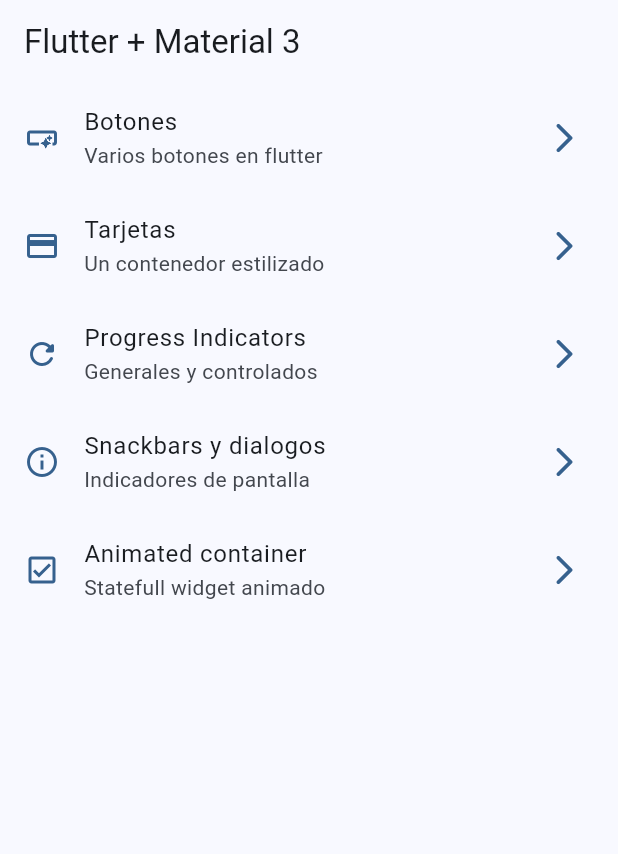
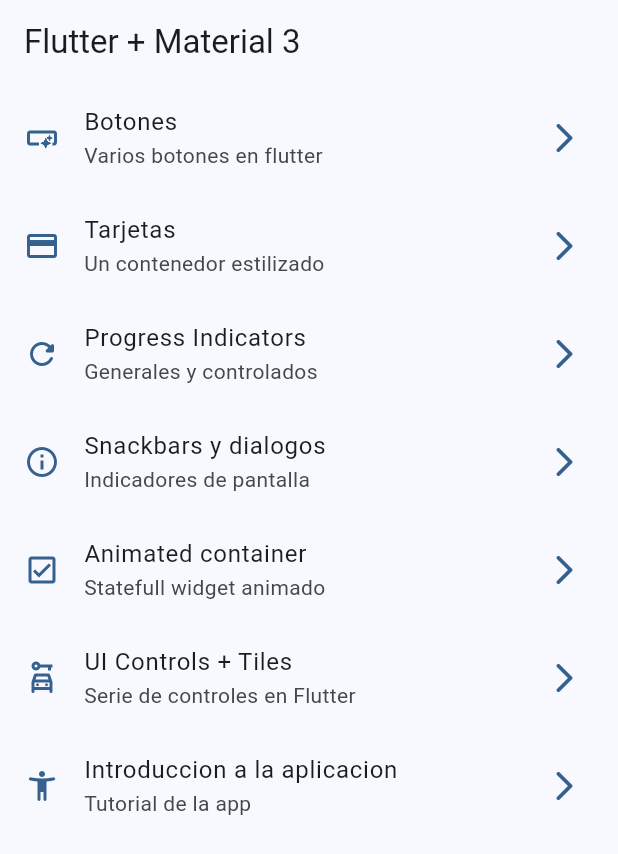
Before and after one commit to diegoteran95/widgets_app, a Flutter app: the screen it shows after launch, on a phone screen of 412 x 824 dp. Shown: the top 854 px of the screen. Run offline on Flutter 3.47's test engine with Material 3 defaults, Android fonts, the phone set to English and light mode, and no system bars; our stand-ins replace go_router.

Commit message:
new components

```diff
--- a/lib/config/menu/menu_items.dart
+++ b/lib/config/menu/menu_items.dart
@@ -39,4 +39,14 @@ const appMenuItems = <MenuItem>[
       subtitle: "Statefull widget animado",
       link: "/animated",
       icon: Icons.check_box_outlined),
+  MenuItem(
+      title: "UI Controls + Tiles",
+      subtitle: "Serie de controles en Flutter",
+      link: "/ui-controls",
+      icon: Icons.car_rental_outlined),
+  MenuItem(
+      title: "Introduccion a la aplicacion",
+      subtitle: "Tutorial de la app",
+      link: "/tutorial",
+      icon: Icons.accessibility_new_rounded),
 ];
--- a/lib/config/router/app_router.dart
+++ b/lib/config/router/app_router.dart
@@ -2,13 +2,36 @@ import 'package:go_router/go_router.dart';
 import 'package:widgets_app/presentation/screens/screens.dart';
 
 final appRouter = GoRouter(routes: [
-  GoRoute(path: "/",name: HomeScreen.name, builder: (context, state) => const HomeScreen()),
-  GoRoute(path: "/buttons",name: ButtonsScreen.name, builder: (context, state) => const ButtonsScreen()),
-  GoRoute(path: "/cards",name: CardsScreen.name, builder: (context, state) => const CardsScreen()),
-  GoRoute(path: "/progress",name: ProgressScreen.name, builder: (context, state) => const ProgressScreen()),
-  GoRoute(path: "/snackbars",name: SnackbarScreen.name, builder: (context, state) => const SnackbarScreen()),
-  GoRoute(path: "/animated",name: AnimatedScreen.name, builder: (context, state) => const AnimatedScreen()),
-
-
-
+  GoRoute(
+      path: "/",
+      name: HomeScreen.name,
+      builder: (context, state) => const HomeScreen()),
+  GoRoute(
+      path: "/buttons",
+      name: ButtonsScreen.name,
+      builder: (context, state) => const ButtonsScreen()),
+  GoRoute(
+      path: "/cards",
+      name: CardsScreen.name,
+      builder: (context, state) => const CardsScreen()),
+  GoRoute(
+      path: "/progress",
+      name: ProgressScreen.name,
+      builder: (context, state) => const ProgressScreen()),
+  GoRoute(
+      path: "/snackbars",
+      name: SnackbarScreen.name,
+      builder: (context, state) => const SnackbarScreen()),
+  GoRoute(
+      path: "/animated",
+      name: AnimatedScreen.name,
+      builder: (context, state) => const AnimatedScreen()),
+  GoRoute(
+      path: "/ui-controls",
+      name: UiControlsScreen.name,
+      builder: (context, state) => const UiControlsScreen()),
+      GoRoute(
+      path: "/tutorial",
+      name: AppTutorialScreen.name,
+      builder: (context, state) => const AppTutorialScreen()),
 ]);
--- a/pubspec.yaml
+++ b/pubspec.yaml
@@ -18,3 +18,6 @@ dev_dependencies:
 
 flutter:
   uses-material-design: true
+
+assets:
+  - assets/images/
```
Also changed, not shown: lib/presentation/screens/ui_controls/ui_controls_screen.dart (+113 -1 lines), assets/images/1.png (added), assets/images/2.png (added), assets/images/3.png (added), assets/images/jar-loading.gif (added).
